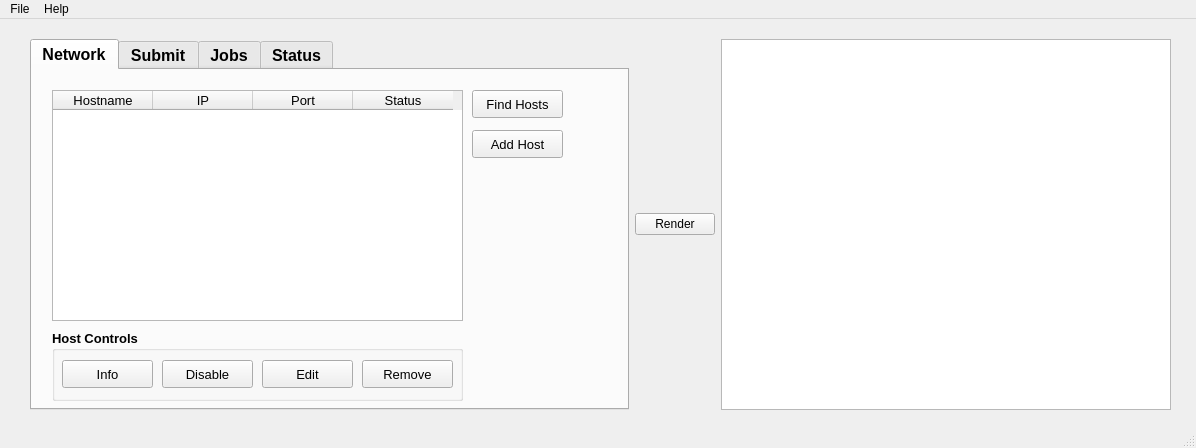
Qt form QtDesigner/RC1.ui (opalmer/pyfarm) before a commit.
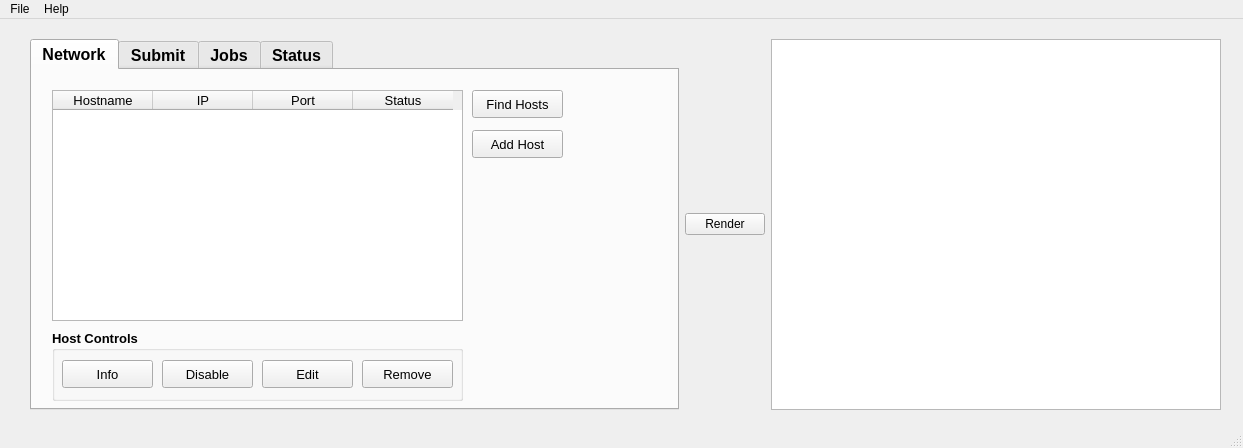
The same form after that commit. The open tabs and pages were chosen to show the change.

Patch:
```diff
--- a/QtDesigner/RC1.ui
+++ b/QtDesigner/RC1.ui
@@ -11,7 +11,7 @@
    <rect>
     <x>0</x>
     <y>0</y>
-    <width>1196</width>
+    <width>1243</width>
     <height>448</height>
    </rect>
   </property>
@@ -19,12 +19,12 @@
    <string>PyFarm -- Release Canidate 1</string>
   </property>
   <widget class="QWidget" name="centralwidget" >
-   <widget class="QWidget" name="" >
+   <widget class="QWidget" name="layoutWidget" >
     <property name="geometry" >
      <rect>
       <x>30</x>
       <y>20</y>
-      <width>1141</width>
+      <width>1191</width>
       <height>371</height>
      </rect>
     </property>
@@ -729,7 +729,7 @@
     <rect>
      <x>0</x>
      <y>0</y>
-     <width>1196</width>
+     <width>1243</width>
      <height>26</height>
     </rect>
    </property>
```
Left out of the diff: 2 changed lines with no effect on the pictures.
